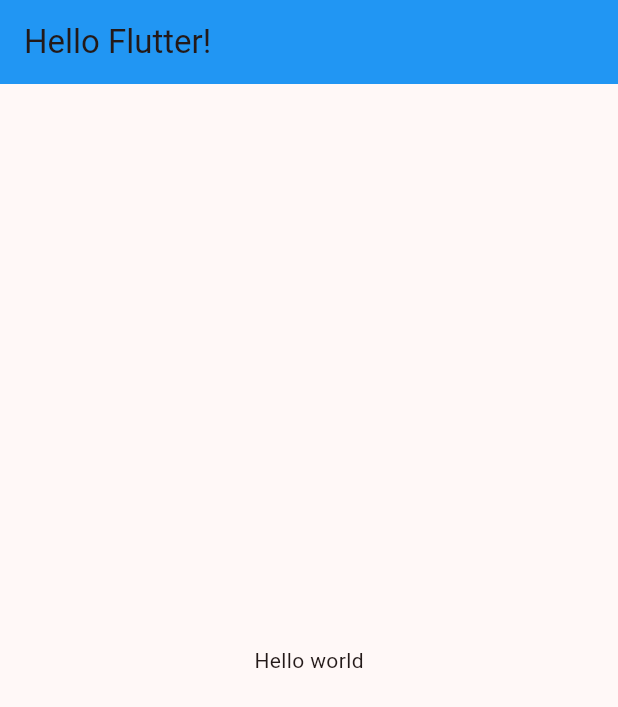
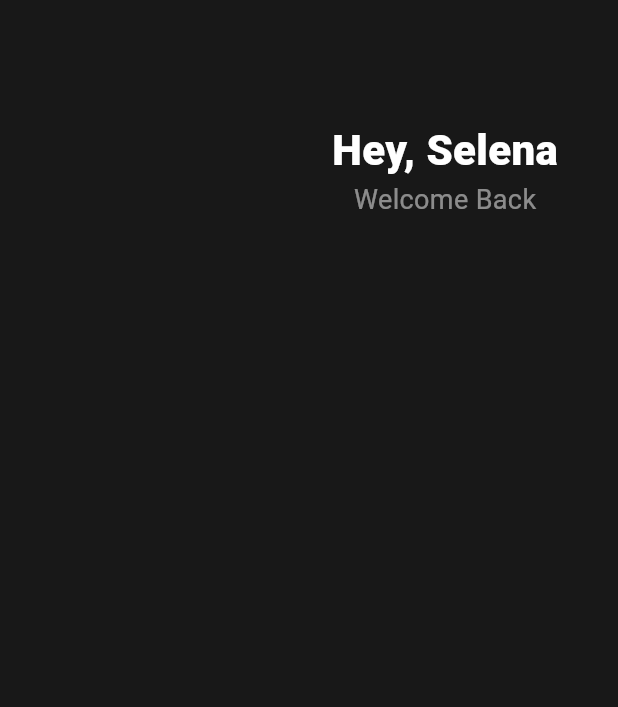
Before and after one commit to haagmin5382/Flutter_tutorial, a Flutter app: the screen it shows after launch, on a phone screen of 412 x 824 dp. Shown: the top 707 px of the screen. Run offline on Flutter 3.47's test engine with Material 2 defaults, Android fonts, the phone set to English and light mode, and no system bars.

Commit message:
:lipstick: style : add header

```diff
--- a/toonflix/lib/main.dart
+++ b/toonflix/lib/main.dart
@@ -8,7 +8,7 @@ class MyApp extends StatelessWidget {
   // This widget is the root of your application.
   @override
   Widget build(BuildContext context) {
-    // material app 스타일이 cupertino 스타일 보다 낫다! (대부분이 material 스타일로 한다)
+    // material app 스타일이 cupertino 스타일 보다 낫다! (대부분이 m aterial 스타일로 한다)
     // MaterialApp에 마우스를 갖다대면 많은 member들이 있다. (class 기반)
     return MaterialApp(
       title: 'Flutter Demo',
@@ -18,100 +18,38 @@ class MyApp extends StatelessWidget {
       ),
       // home: Text("Hello world"), Flutter에 화면 렌더링은 scaffold가 필요하다 (화면을 정렬해줌)
       home: Scaffold(
-        body: Center(child: Text("Hello world")),
-        appBar:
-            AppBar(title: Text("Hello Flutter!"), backgroundColor: Colors.blue),
-      ),
+          body: Padding(
+              padding: EdgeInsets.symmetric(horizontal: 40),
+              child: Column(
+                children: [
+                  SizedBox(
+                    height: 80, // 높이
+                  ),
+                  Row(
+                    mainAxisAlignment: MainAxisAlignment.end, // 화면 오른쪽으로
+                    children: [
+                      Column(
+                        children: [
+                          Text(
+                            "Hey, Selena",
+                            style: TextStyle(
+                                color: Colors.white,
+                                fontSize: 28,
+                                fontWeight: FontWeight.w800),
+                          ),
+                          Text("Welcome Back",
+                              style: TextStyle(
+                                  color: Colors.white.withOpacity(0.5),
+                                  fontSize: 18)) // 색깔과 opacity
+                        ],
+                      )
+                    ],
+                  )
+                ],
+              )),
+          backgroundColor: Color(0xFF181818)),
 
       // home: const MyHomePage(title: 'Flutter Demo Home Page'),
     );
   }
 }
-
-class MyHomePage extends StatefulWidget {
-  const MyHomePage({super.key, required this.title});
-
-  // This widget is the home page of your application. It is stateful, meaning
-  // that it has a State object (defined below) that contains fields that affect
-  // how it looks.
-
-  // This class is the configuration for the state. It holds the values (in this
-  // case the title) provided by the parent (in this case the App widget) and
-  // used by the build method of the State. Fields in a Widget subclass are
-  // always marked "final".
-
-  final String title;
-
-  @override
-  State<MyHomePage> createState() => _MyHomePageState();
-}
-
-class _MyHomePageState extends State<MyHomePage> {
-  int _counter = 0;
-
-  void _incrementCounter() {
-    setState(() {
-      // This call to setState tells the Flutter framework that something has
-      // changed in this State, which causes it to rerun the build method below
-      // so that the display can reflect the updated values. If we changed
-      // _counter without calling setState(), then the build method would not be
-      // called again, and so nothing would appear to happen.
-      _counter++;
-    });
-  }
-
-  @override
-  Widget build(BuildContext context) {
-    // This method is rerun every time setState is called, for instance as done
-    // by the _incrementCounter method above.
-    //
-    // The Flutter framework has been optimized to make rerunning build methods
-    // fast, so that you can just rebuild anything that needs updating rather
-    // than having to individually change instances of widgets.
-    return Scaffold(
-      appBar: AppBar(
-        // TRY THIS: Try changing the color here to a specific color (to
-        // Colors.amber, perhaps?) and trigger a hot reload to see the AppBar
-        // change color while the other colors stay the same.
-        backgroundColor: Theme.of(context).colorScheme.inversePrimary,
-        // Here we take the value from the MyHomePage object that was created by
-        // the App.build method, and use it to set our appbar title.
-        title: Text(widget.title),
-      ),
-      body: Center(
-        // Center is a layout widget. It takes a single child and positions it
-        // in the middle of the parent.
-        child: Column(
-          // Column is also a layout widget. It takes a list of children and
-          // arranges them vertically. By default, it sizes itself to fit its
-          // children horizontally, and tries to be as tall as its parent.
-          //
-          // Column has various properties to control how it sizes itself and
-          // how it positions its children. Here we use mainAxisAlignment to
-          // center the children vertically; the main axis here is the vertical
-          // axis because Columns are vertical (the cross axis would be
-          // horizontal).
-          //
-          // TRY THIS: Invoke "debug painting" (choose the "Toggle Debug Paint"
-          // action in the IDE, or press "p" in the console), to see the
-          // wireframe for each widget.
-          mainAxisAlignment: MainAxisAlignment.center,
-          children: <Widget>[
-            const Text(
-              'You have pushed the button this many times:',
-            ),
-            Text(
-              '$_counter',
-              style: Theme.of(context).textTheme.headlineMedium,
-            ),
-          ],
-        ),
-      ),
-      floatingActionButton: FloatingActionButton(
-        onPressed: _incrementCounter,
-        tooltip: 'Increment',
-        child: const Icon(Icons.add),
-      ), // This trailing comma makes auto-formatting nicer for build methods.
-    );
-  }
-}
```
